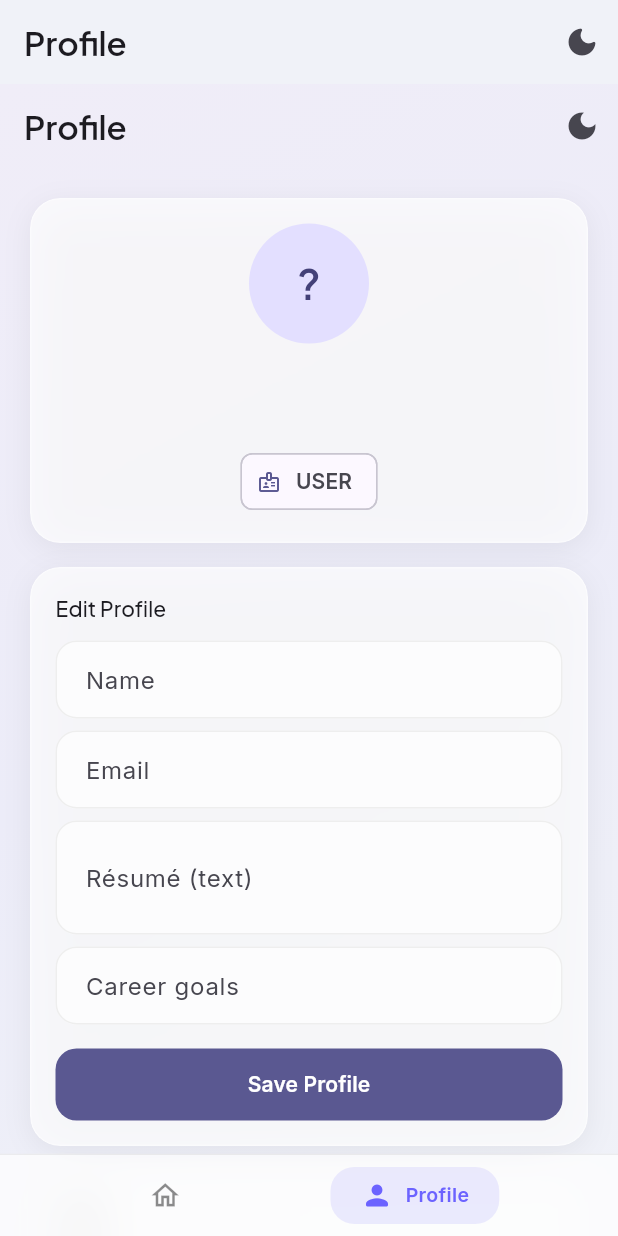
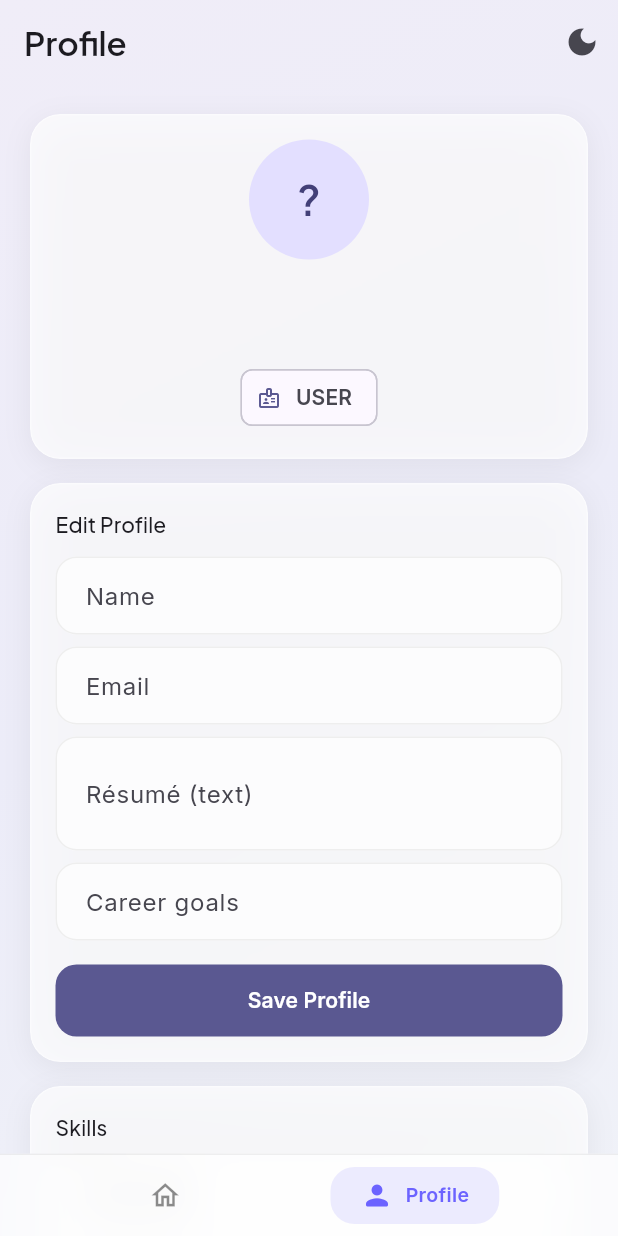
Before and after one commit to ManasT10-14/PathWise, a Flutter app: the screen it shows once a user with an empty profile is signed in, after a tap on the "light mode" icon, after a tap on the "person outline" icon, on a phone screen of 412 x 824 dp. Run offline on Flutter 3.47's test engine with Material 3 defaults, Android fonts, the phone set to English and light mode, and no system bars; drawn by our look-alikes of flutter_animate; our stand-ins replace cloud_firestore, dio, file_picker, firebase_auth, firebase_core, google_fonts and 2 more; missing offline and left inert: razorpay_flutter; accounts and stored records are empty.

Commit message:
fix: remove duplicate Profile header from navigation shell

```diff
--- a/lib/screens/user_main_shell.dart
+++ b/lib/screens/user_main_shell.dart
@@ -3,7 +3,6 @@ import 'dart:ui';
 import 'package:firebase_auth/firebase_auth.dart';
 import 'package:flutter/material.dart';
 
-import '../main.dart';
 import '../models/app_user.dart';
 import '../theme/app_theme.dart';
 import 'home_mode_screen.dart';
@@ -31,22 +30,6 @@ class _UserMainShellState extends State<UserMainShell> {
     ];
 
     return Scaffold(
-      appBar: _index == 0
-          ? null
-          : AppBar(
-              title: const Text('Profile'),
-              actions: [
-                ValueListenableBuilder<ThemeMode>(
-                  valueListenable: themeMode,
-                  builder: (context, mode, _) => IconButton(
-                    icon: Icon(mode == ThemeMode.dark ? Icons.light_mode_rounded : Icons.dark_mode_rounded),
-                    onPressed: () {
-                      themeMode.value = mode == ThemeMode.dark ? ThemeMode.light : ThemeMode.dark;
-                    },
-                  ),
-                ),
-              ],
-            ),
       body: AnimatedSwitcher(
         duration: const Duration(milliseconds: 300),
         switchInCurve: Curves.easeOut,
```
